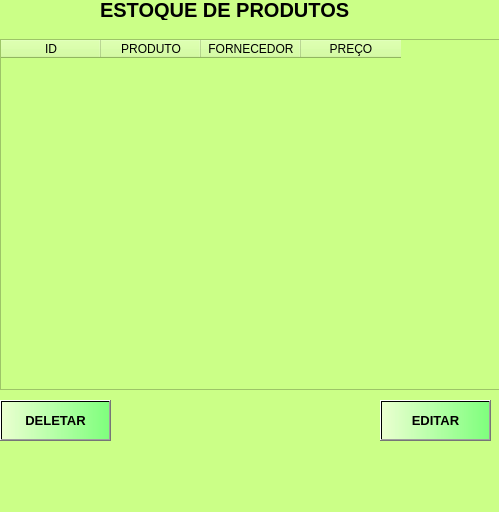
Before: the Qt Designer form estoque.ui in Dani3l03/Python-Banco, drawn with Qt 5.
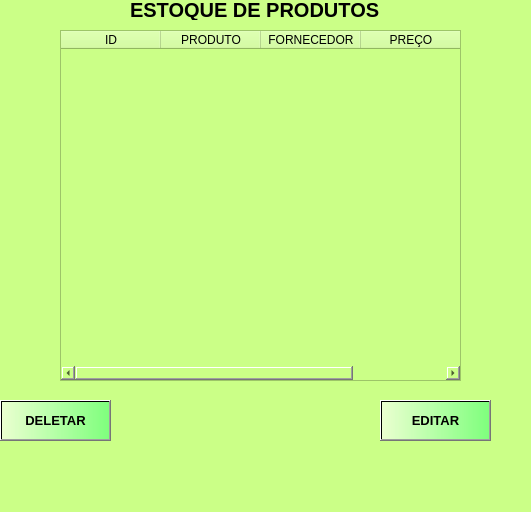
After: the same form once the commit is applied.

Patch:
```diff
--- a/estoque.ui
+++ b/estoque.ui
@@ -6,7 +6,7 @@
    <rect>
     <x>0</x>
     <y>0</y>
-    <width>499</width>
+    <width>531</width>
     <height>512</height>
    </rect>
   </property>
@@ -20,7 +20,7 @@
    <widget class="QLabel" name="label">
     <property name="geometry">
      <rect>
-      <x>100</x>
+      <x>130</x>
       <y>0</y>
       <width>261</width>
       <height>20</height>
@@ -40,9 +40,9 @@
    <widget class="QTableWidget" name="tableWidget">
     <property name="geometry">
      <rect>
-      <x>0</x>
-      <y>39</y>
-      <width>501</width>
+      <x>60</x>
+      <y>30</y>
+      <width>401</width>
       <height>351</height>
      </rect>
     </property>
```
Left out of the diff: 2 changed lines with no effect on the pictures.
